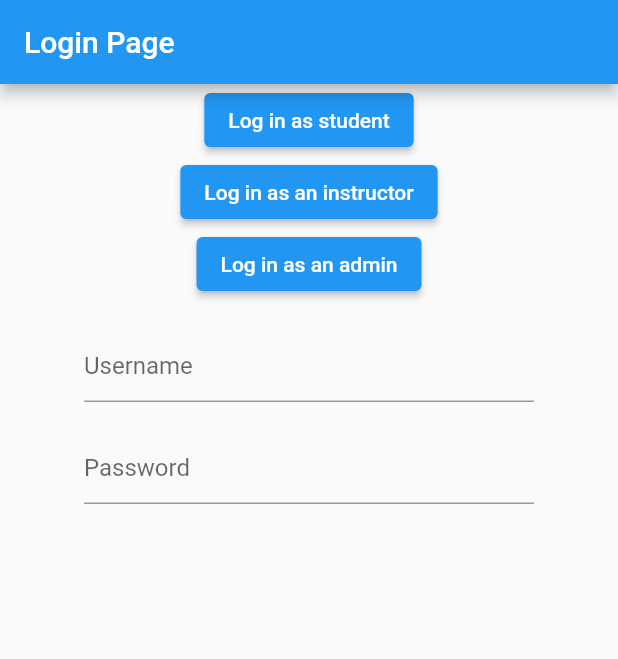
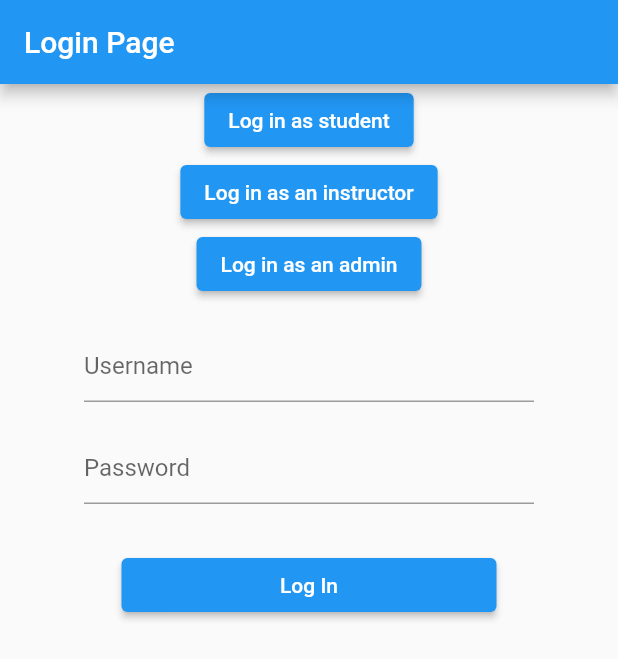
Before and after one commit to tjayhoover/Automatic-Code-Grader, a Flutter app: the screen it shows after launch, on a phone screen of 412 x 824 dp. Shown: the top 659 px of the screen. Run offline on Flutter 3.47's test engine with Material 2 defaults, Android fonts, the phone set to English and light mode, and no system bars; our stand-ins replace equatable, file_picker, flutter_bloc, get_it.

Commit message:
Added login cubit and mock repo login function

```diff
--- a/lib/pages/login/login.dart
+++ b/lib/pages/login/login.dart
@@ -72,6 +72,18 @@ class LogInPage extends StatelessWidget {
                     controller: pwCtrl),
               ),
             ),
+            SizedBox(
+              width: 250,
+              child: Padding(
+                padding: const EdgeInsets.only(top: 30.0),
+                child: ElevatedButton(
+                  child: const Text('Log In'),
+                  onPressed: () {
+                    // userCubit.login(usrCtrl.text, pwctrl.txt);
+                  },
+                ),
+              ),
+            ),
           ],
         ),
       ),
--- a/lib/repositories/users/implementation/mock_user_repository.dart
+++ b/lib/repositories/users/implementation/mock_user_repository.dart
@@ -21,4 +21,10 @@ class MockUserRepository implements UserRepository {
   bool deleteUser(String user) {
     return true;
   }
+
+  @override
+  Future<User> login(String username, String password) async {
+    await Future.delayed(const Duration(seconds: 1));
+    return User(5, "String", "student");
+  }
 }
--- a/lib/repositories/users/interface/user_repository.dart
+++ b/lib/repositories/users/interface/user_repository.dart
@@ -7,5 +7,7 @@ abstract class UserRepository {
   bool createUser(String username, String role);
   bool deleteUser(String username);
 
+  Future<User> login(String username, String password);
+
   // TODO: Supply other functions needed for this interface
 }
```
Also changed, not shown: lib/cubits/login/login_cubit.dart (added, +22 -0 lines).
